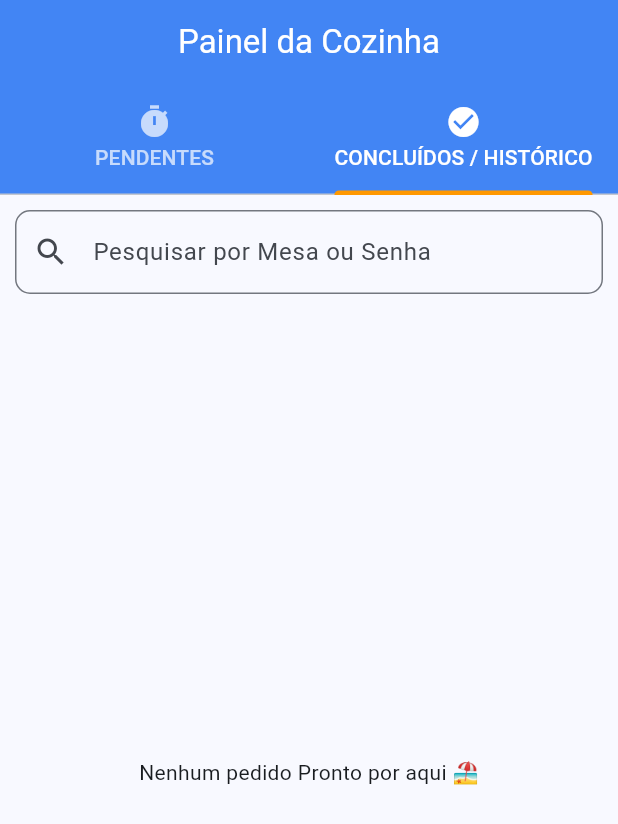
After one commit to Helio-Paulo/Projeto-Integrador, a Flutter app: the CozinhaPage screen opened directly, tab 2 chosen, on a phone screen of 412 x 824 dp. The commit adds this screen. Shown: the top 824 px of the screen. Run offline on Flutter 3.47's test engine with Material 3 defaults, Android fonts, the phone set to English and light mode, and no system bars; our stand-ins replace fl_chart, supabase_flutter; accounts and stored records are empty.

Commit message:
Aplicatativo Pronto e Refinado

```diff
--- /dev/null
+++ b/lib/views/cozinha_page.dart
@@ -0,0 +1,195 @@
+import 'package:flutter/material.dart';
+import 'package:supabase_flutter/supabase_flutter.dart';
+import '../core/app_colors.dart';
+
+class CozinhaPage extends StatefulWidget {
+  const CozinhaPage({super.key});
+
+  @override
+  State<CozinhaPage> createState() => _CozinhaPageState();
+}
+
+class _CozinhaPageState extends State<CozinhaPage> {
+  final _supabase = Supabase.instance.client;
+  String _filtroPesquisa = ""; // Guarda o texto digitado na pesquisa de prontos
+
+  // Altera o status do pedido
+  // Altera o status do pedido e força a atualização da tela
+  Future<void> _mudarStatusPedido(int id, String novoStatus) async {
+    try {
+      await _supabase.from('pedidos').update({'status': novoStatus}).match({
+        'id': id,
+      });
+
+      // ADICIONE ESTA LINHA AQUI:
+      // Ela força o Flutter a recarregar o StreamBuilder localmente
+      setState(() {});
+    } catch (e) {
+      debugPrint("Erro ao atualizar status: $e");
+    }
+  }
+
+  @override
+  Widget build(BuildContext context) {
+    // DefaultTabController cria as duas abas automaticamente
+    return DefaultTabController(
+      length: 2,
+      child: Scaffold(
+        appBar: AppBar(
+          title: const Text(
+            "Painel da Cozinha",
+            style: TextStyle(color: Colors.white),
+          ),
+          backgroundColor: AppColors.azulPrincipal,
+          centerTitle: true,
+          bottom: const TabBar(
+            labelColor: Colors.white,
+            unselectedLabelColor: Colors.white70,
+            indicatorColor: Colors.orange,
+            tabs: [
+              Tab(icon: Icon(Icons.timer), text: "PENDENTES"),
+              Tab(
+                icon: Icon(Icons.check_circle),
+                text: "CONCLUÍDOS / HISTÓRICO",
+              ),
+            ],
+          ),
+        ),
+        body: TabBarView(
+          children: [
+            // --- ABA 1: PEDIDOS PENDENTES ---
+            _construirListaPedidos('Pendente'),
+
+            // --- ABA 2: HISTÓRICO DE PRONTOS + PESQUISA ---
+            Column(
+              children: [
+                // Barra de pesquisa para buscar por mesa ou senha
+                Padding(
+                  padding: const EdgeInsets.all(10.0),
+                  child: TextField(
+                    decoration: InputDecoration(
+                      labelText: "Pesquisar por Mesa ou Senha",
+                      prefixIcon: const Icon(Icons.search),
+                      border: OutlineInputBorder(
+                        borderRadius: BorderRadius.circular(10),
+                      ),
+                    ),
+                    onChanged: (valor) {
+                      setState(() {
+                        _filtroPesquisa =
+                            valor; // Atualiza a busca a cada letra digitada
+                      });
+                    },
+                  ),
+                ),
+                Expanded(child: _construirListaPedidos('Pronto')),
+              ],
+            ),
+          ],
+        ),
+      ),
+    );
+  }
+
+  // Widget reaproveitável que constrói as listas puxando do Supabase
+  // Widget reaproveitável que constrói as listas puxando do Supabase
+  Widget _construirListaPedidos(String statusFiltro) {
+    return StreamBuilder<List<Map<String, dynamic>>>(
+      stream: _supabase
+          .from('pedidos')
+          .stream(primaryKey: ['id'])
+          .eq('status', statusFiltro)
+          .order('created_at', ascending: statusFiltro == 'Pendente'),
+      builder: (context, snapshot) {
+        // CORREÇÃO DO ERRO 1: Adicionado chaves no if de erro
+        if (snapshot.hasError) {
+          return const Center(child: Text("Erro ao carregar"));
+        }
+
+        // CORREÇÃO DO ERRO 2: Adicionado chaves no if de carregamento
+        if (!snapshot.hasData) {
+          return const Center(child: CircularProgressIndicator());
+        }
+
+        var pedidos = snapshot.data!;
+
+        // Se for a aba de prontos e tiver texto na barra de pesquisa, filtra a lista localmente
+        if (statusFiltro == 'Pronto' && _filtroPesquisa.isNotEmpty) {
+          pedidos = pedidos.where((p) {
+            final mesa = p['mesa'].toString().toLowerCase();
+            final senha = (p['senha'] ?? '').toString().toLowerCase();
+            return mesa.contains(_filtroPesquisa.toLowerCase()) ||
+                senha.contains(_filtroPesquisa.toLowerCase());
+          }).toList();
+        }
+
+        if (pedidos.isEmpty) {
+          return Center(
+            child: Text("Nenhum pedido $statusFiltro por aqui 🏖️"),
+          );
+        }
+
+        return ListView.builder(
+          padding: const EdgeInsets.all(10),
+          itemCount: pedidos.length,
+          itemBuilder: (context, index) {
+            final pedido = pedidos[index];
+            final bool isPendente = statusFiltro == 'Pendente';
+
+            return Card(
+              elevation: 4,
+              margin: const EdgeInsets.only(bottom: 15),
+              child: ListTile(
+                contentPadding: const EdgeInsets.all(15),
+                title: Text(
+                  "MESA ${pedido['mesa']} - Senha: ${pedido['senha'] ?? '---'}",
+                  style: const TextStyle(
+                    fontWeight: FontWeight.bold,
+                    fontSize: 18,
+                  ),
+                ),
+                subtitle: Padding(
+                  padding: const EdgeInsets.only(top: 8.0),
+                  child: Text(
+                    pedido['itens'],
+                    style: const TextStyle(
+                      fontSize: 18,
+                      color: Colors.black,
+                      height: 1.5,
+                    ),
+                  ),
+                ),
+                trailing: isPendente
+                    ? ElevatedButton(
+                        style: ElevatedButton.styleFrom(
+                          backgroundColor: Colors.green,
+                        ),
+                        onPressed: () => _mudarStatusPedido(
+                          pedido['id'],
+                          'Pronto',
+                        ), // P maiúsculo
+                        child: const Text(
+                          "PRONTO",
+                          style: TextStyle(color: Colors.white),
+                        ),
+                      )
+                    : OutlinedButton.icon(
+                        style: OutlinedButton.styleFrom(
+                          foregroundColor: Colors.red,
+                        ),
+                        onPressed: () =>
+                            _mudarStatusPedido(pedido['id'], 'Pendente'),
+                        icon: const Icon(Icons.undo, size: 16),
+                        label: const Text(
+                          "REABRIR",
+                          style: TextStyle(fontSize: 12),
+                        ),
+                      ),
+              ),
+            );
+          },
+        );
+      },
+    );
+  }
+}
--- a/lib/views/login_page.dart
+++ b/lib/views/login_page.dart
@@ -4,6 +4,7 @@ import '../core/app_colors.dart';
 import 'cardapio_page.dart';
 import '../core/globals.dart';
 import 'admin_dashboard_page.dart';
+import 'cozinha_page.dart';
 
 class LoginPage extends StatefulWidget {
   const LoginPage({super.key});
@@ -126,7 +127,7 @@ class _LoginPageState extends State<LoginPage> {
                         setState(() => _carregando = true); // COMEÇA A CARREGAR
 
                         try {
-                          // --- PASSO 1: VERIFICA SE É ADMIN ANTES DE SALVAR ---
+                          // --- PASSO 1: VERIFICA SE É ADMIN ---
                           if (nome.toLowerCase() == 'admin' && mesa == '999') {
                             if (!context.mounted) return;
                             Navigator.pushReplacement(
@@ -136,7 +137,21 @@ class _LoginPageState extends State<LoginPage> {
                                     const AdminDashboardPage(),
                               ),
                             );
-                            return; // SAI DA FUNÇÃO AQUI (NÃO SALVA NO BANCO)
+                            return;
+                          }
+
+                          // --- PASSO 1.5: VERIFICA SE É A COZINHA (NOVO DESVIO) ---
+                          if (nome.toLowerCase() == 'cozinha' &&
+                              mesa == '888') {
+                            if (!context.mounted) return;
+                            Navigator.pushReplacement(
+                              context,
+                              // Aqui você vai criar a CozinhaPage depois, por enquanto o VS Code vai marcar erro
+                              MaterialPageRoute(
+                                builder: (context) => const CozinhaPage(),
+                              ),
+                            );
+                            return;
                           }
 
                           // --- PASSO 2: SÓ CHEGA AQUI SE FOR CLIENTE COMUM ---
@@ -149,7 +164,6 @@ class _LoginPageState extends State<LoginPage> {
                                     ? 'sem@email.com'
                                     : email,
                               });
-
                           Globals.mesaAtiva = mesa;
 
                           if (!context.mounted) return;
@@ -172,7 +186,7 @@ class _LoginPageState extends State<LoginPage> {
                             SnackBar(content: Text("Erro ao entrar: $erro")),
                           );
                         } finally {
-                          if (mounted){
+                          if (mounted) {
                             setState(
                               () => _carregando = false,
                             ); // LIBERA O BOTÃO
```
Also changed, not shown: lib/controllers/carrinho_controller.dart (+25 -5 lines), lib/views/cardapio_page.dart (+141 -19 lines), lib/views/carrinho_page.dart (+16 -6 lines), 1 other file.
